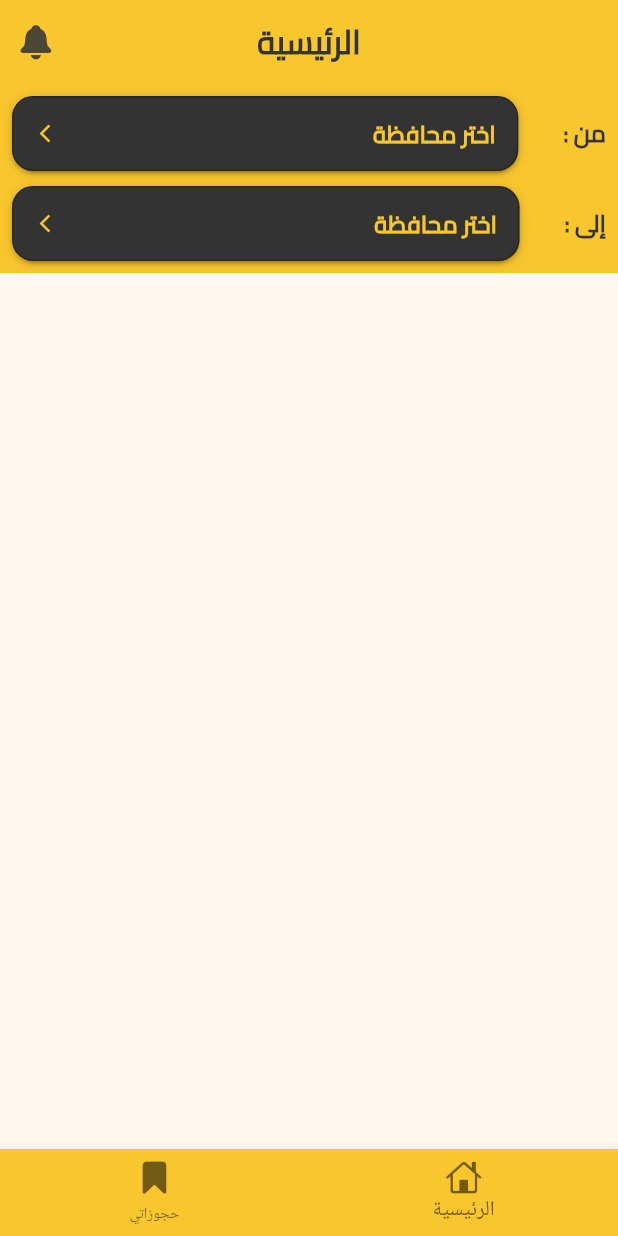
After one commit to mohamadalraie/zreik, a Flutter app: the screen it shows after launch, after a tap on "تسجيل الدخول", on a phone screen of 412 x 824 dp. The commit adds this screen. Run offline on Flutter 3.47's test engine with Material 3 defaults, Android fonts, the phone set to English and light mode, and no system bars; drawn by our look-alikes of dropdown_button2; our stand-ins replace bloc, dio, flutter_animate.

Commit message:
home screen design and add dropButton widget

```diff
--- a/lib/app_router.dart
+++ b/lib/app_router.dart
@@ -2,7 +2,7 @@ import 'package:flutter/material.dart';
 import 'package:zreiq/presentation/screens/auth/AccountConfirmation_screen.dart';
 import 'package:zreiq/presentation/screens/auth/login_screen.dart';
 import 'package:zreiq/presentation/screens/auth/register_screen.dart';
-import 'package:zreiq/presentation/screens/home_screen.dart';
+import 'package:zreiq/presentation/screens/home/home_screen.dart';
 import 'package:zreiq/presentation/screens/on_board_screen.dart';
 import 'package:zreiq/presentation/screens/splash_screen.dart';
 
@@ -21,7 +21,7 @@ class AppRouter {
         return MaterialPageRoute(builder: (_) => LoginScreen());
 
       case splashScreen:
-        return MaterialPageRoute(builder: (_)=> SplashScreen());
+        return MaterialPageRoute(builder: (_) => SplashScreen());
 
       case registerScreen:
         return MaterialPageRoute(builder: (_) => RegisterScreen());
--- a/lib/constants/my_colors.dart
+++ b/lib/constants/my_colors.dart
@@ -1,6 +1,7 @@
 import 'dart:ui';
 
 class MyColors {
-  static const Color myBlack=Color(0xff000000);
-  static const Color myYellow=Color(0xfff8c62d);
+  static const Color myBlack = Color(0xff000000);
+  static const Color myYellow = Color(0xfff8c62d);
+  static const Color myGrey = Color(0xff333333);
 }
--- a/lib/main.dart
+++ b/lib/main.dart
@@ -22,7 +22,11 @@ class ZreiqApp extends StatelessWidget {
     return MaterialApp(
       title: 'Flutter Demo ',
       theme: ThemeData(
-        colorScheme: ColorScheme.fromSeed(seedColor: MyColors.myYellow),
+        colorScheme: ColorScheme.fromSeed(
+            seedColor: MyColors.myYellow,
+            onSecondary: MyColors.myGrey,
+            onSurface: MyColors.myGrey,
+            background: MyColors.myGrey),
         useMaterial3: true,
       ),
       debugShowCheckedModeBanner: false,
--- a/lib/presentation/screens/auth/login_screen.dart
+++ b/lib/presentation/screens/auth/login_screen.dart
@@ -27,8 +27,8 @@ class LoginScreen extends StatelessWidget {
               image: AssetImage("assets/images/big logo.png"),
             ),
             Padding(
-              padding:
-                  const EdgeInsets.only(bottom: 12.0, left: 12.0, right: 12.0),
+              padding: const EdgeInsets.only(
+                  bottom: 12.0, left: 12.0, right: 12.0, top: 12.0),
               child: Container(
                 width: double.infinity,
                 decoration: BoxDecoration(
--- /dev/null
+++ b/lib/presentation/screens/home/home_screen.dart
@@ -0,0 +1,53 @@
+import 'package:flutter/cupertino.dart';
+import 'package:flutter/material.dart';
+import 'package:zreiq/constants/my_colors.dart';
+import 'package:zreiq/presentation/screens/auth/register_screen.dart';
+import 'package:zreiq/presentation/screens/home/home_screen_tabs/home_tab.dart';
+import 'package:zreiq/presentation/screens/home/home_screen_tabs/my_reservations_tab.dart';
+
+import '../auth/login_screen.dart';
+
+class HomeScreen extends StatefulWidget {
+  HomeScreen({super.key});
+
+  @override
+  State<HomeScreen> createState() => _HomeScreenState();
+}
+
+class _HomeScreenState extends State<HomeScreen> {
+  int _currentIndex = 0;
+
+  final List<Widget> tabs = [HomeTab(), MyReservationsTab()];
+
+  @override
+  Widget build(BuildContext context) {
+    return Directionality(
+      textDirection: TextDirection.rtl,
+      child: Scaffold(
+        body: tabs[_currentIndex],
+        bottomNavigationBar: BottomNavigationBar(
+          currentIndex: _currentIndex,
+          backgroundColor: MyColors.myYellow,
+          selectedFontSize: 14,
+          unselectedFontSize: 10,
+          items: const [
+            BottomNavigationBarItem(
+              icon: Icon(CupertinoIcons.house),
+              label: "الرئيسية",
+            ),
+            BottomNavigationBarItem(
+              icon: Icon(CupertinoIcons.bookmark_fill),
+              label: "حجوزاتي",
+            ),
+          ],
+          onTap: (index) {
+            // TODO: convert setState to bloc
+
+            setState(() {});
+            _currentIndex = index;
+          },
+        ),
+      ),
+    );
+  }
+}
--- /dev/null
+++ b/lib/presentation/screens/home/home_screen_tabs/home_tab.dart
@@ -0,0 +1,113 @@
+import 'package:dropdown_button2/dropdown_button2.dart';
+import 'package:flutter/cupertino.dart';
+import 'package:flutter/material.dart';
+import 'package:zreiq/constants/strings.dart';
+import 'package:zreiq/presentation/widgets/drop_down_button.dart';
+
+import '../../../../constants/my_colors.dart';
+
+class HomeTab extends StatefulWidget {
+  const HomeTab({super.key});
+
+  @override
+  State<HomeTab> createState() => _HomeTabState();
+}
+
+class _HomeTabState extends State<HomeTab> {
+  final List<String> items = ["دمشق", "حلب", "اللاذقية"];
+
+  String? fromSelectedValue, toSelectedValue;
+
+  @override
+  Widget build(BuildContext context) {
+    return Scaffold(
+      appBar: AppBar(
+        centerTitle: true,
+        automaticallyImplyLeading: false,
+        backgroundColor: MyColors.myYellow,
+        title: const Text(
+          "الرئيسية",
+          style: TextStyle(
+            fontFamily: "cairo",
+            fontWeight: FontWeight.bold,
+            fontSize: 22,
+          ),
+        ),
+        actions: [
+          IconButton(
+              onPressed: () {},
+              icon: const Icon(
+                CupertinoIcons.bell_fill,
+                size: 26,
+              ))
+        ],
+      ),
+      body: Directionality(
+        textDirection: TextDirection.rtl,
+        child: SafeArea(
+          child: Column(
+            children: [
+              Container(
+                color: MyColors.myYellow,
+                child: Padding(
+                  padding: const EdgeInsets.all(8.0),
+                  child: Column(
+                    children: [
+                      Row(
+                        children: [
+                          const Text(
+                            "من :",
+                            style: TextStyle(
+                                fontWeight: FontWeight.bold,
+                                fontSize: 16,
+                                fontFamily: "cairo"),
+                          ),
+                          const SizedBox(
+                            width: 30,
+                          ),
+                          MyDropButton(
+                              items: items,
+                              selectedValue: fromSelectedValue,
+                              onChange: (String? value) {
+                                // TODO change setState to bloc
+                                setState(() {
+                                  fromSelectedValue = value;
+                                });
+                              })
+                        ],
+                      ),
+                      SizedBox(height: 10),
+                      Row(
+                        children: [
+                          const Text(
+                            "إلى :",
+                            style: TextStyle(
+                                fontWeight: FontWeight.bold,
+                                fontSize: 16,
+                                fontFamily: "cairo"),
+                          ),
+                          const SizedBox(
+                            width: 30,
+                          ),
+                          MyDropButton(
+                              items: items,
+                              selectedValue: toSelectedValue,
+                              onChange: (String? value) {
+                                // TODO change setState to bloc
+                                setState(() {
+                                  toSelectedValue = value;
+                                });
+                              })
+                        ],
+                      )
+                    ],
+                  ),
+                ),
+              ),
+            ],
+          ),
+        ),
+      ),
+    );
+  }
+}
--- /dev/null
+++ b/lib/presentation/screens/home/home_screen_tabs/my_reservations_tab.dart
@@ -0,0 +1,10 @@
+import 'package:flutter/material.dart';
+
+class MyReservationsTab extends StatelessWidget {
+  const MyReservationsTab({super.key});
+
+  @override
+  Widget build(BuildContext context) {
+    return Scaffold();
+  }
+}
--- a/lib/presentation/screens/home_screen.dart
+++ /dev/null
@@ -1,51 +0,0 @@
-import 'package:flutter/cupertino.dart';
-import 'package:flutter/material.dart';
-import 'package:zreiq/constants/my_colors.dart';
-
-class HomeScreen extends StatelessWidget {
-  const HomeScreen({super.key});
-
-  @override
-  Widget build(BuildContext context) {
-    return Directionality(
-      textDirection: TextDirection.rtl,
-      child: Scaffold(
-        appBar: AppBar(
-          centerTitle: true,
-          automaticallyImplyLeading: false,
-          backgroundColor: MyColors.myYellow,
-          title: Text(
-            "الرئيسية",
-            style: TextStyle(
-              fontFamily: "cairo",
-              fontWeight: FontWeight.bold,
-              fontSize: 22,
-            ),
-          ),
-          actions: [
-            IconButton(
-                onPressed: () {},
-                icon: Icon(
-                  CupertinoIcons.bell_fill,
-                  size: 26,
-                ))
-          ],
-        ),
-        body: Column(),
-        bottomNavigationBar: BottomNavigationBar(
-          items: [
-            BottomNavigationBarItem(
-                icon: Icon(
-              CupertinoIcons.house,
-            )),
-            BottomNavigationBarItem(
-                icon: Icon(
-              CupertinoIcons.bookmark_fill,
-              semanticLabel: "home",
-            )),
-          ],
-        ),
-      ),
-    );
-  }
-}
--- /dev/null
+++ b/lib/presentation/widgets/drop_down_button.dart
@@ -0,0 +1,82 @@
+import 'package:dropdown_button2/dropdown_button2.dart';
+import 'package:flutter/cupertino.dart';
+import 'package:flutter/material.dart';
+
+import '../../constants/my_colors.dart';
+import '../../constants/strings.dart';
+
+Widget MyDropButton(
+    {required List<String> items,
+    required String? selectedValue,
+    required void Function(String? value) onChange}) {
+  return Expanded(
+    child: DropdownButtonHideUnderline(
+      child: DropdownButton2<String>(
+        hint: const Text(
+          "اختر محافظة",
+          style: TextStyle(
+              color: MyColors.myYellow,
+              fontSize: 16,
+              fontWeight: FontWeight.bold,
+              fontFamily: "cairo"),
+        ),
+        isExpanded: true,
+        items: items
+            .map(
+              (String item) => DropdownMenuItem<String>(
+                  value: item,
+                  child: Text(
+                    item,
+                    style: const TextStyle(
+                        color: MyColors.myYellow,
+                        fontSize: 16,
+                        fontWeight: FontWeight.bold,
+                        fontFamily: "cairo"),
+                  )),
+            )
+            .toList(),
+        value: selectedValue,
+        onChanged: onChange,
+        buttonStyleData: ButtonStyleData(
+          height: 50,
+          padding: const EdgeInsets.only(left: 14, right: 14),
+          decoration: BoxDecoration(
+            borderRadius: BorderRadius.circular(14),
+            border: Border.all(
+              color: Colors.black26,
+            ),
+            color: MyColors.myGrey,
+          ),
+          elevation: 2,
+        ),
+        iconStyleData: const IconStyleData(
+          icon: Icon(
+            Icons.arrow_forward_ios_outlined,
+            color: MyColors.myYellow,
+          ),
+          iconSize: 14,
+          iconEnabledColor: MyColors.myYellow,
+          iconDisabledColor: Colors.grey,
+        ),
+        dropdownStyleData: DropdownStyleData(
+          maxHeight: 200,
+          width: 200,
+          decoration: BoxDecoration(
+            borderRadius: BorderRadius.circular(14),
+            color: MyColors.myGrey,
+          ),
+          offset: const Offset(-20, 0),
+          scrollbarTheme: ScrollbarThemeData(
+            radius: const Radius.circular(40),
+            thickness: WidgetStateProperty.all<double>(6),
+            thumbVisibility: WidgetStateProperty.all<bool>(true),
+          ),
+        ),
+        menuItemStyleData: const MenuItemStyleData(
+          height: 40,
+          padding: EdgeInsets.only(left: 14, right: 14),
+        ),
+      ),
+    ),
+  );
+}
--- a/pubspec.yaml
+++ b/pubspec.yaml
@@ -17,6 +17,7 @@ dependencies:
   flutter_offline: ^3.0.1
   dio: ^5.5.0+1
   flutter_animate: ^4.5.0
+  dropdown_button2: ^2.3.9
 
 
 
```
Also changed, not shown: pubspec.lock, 1 other file.
